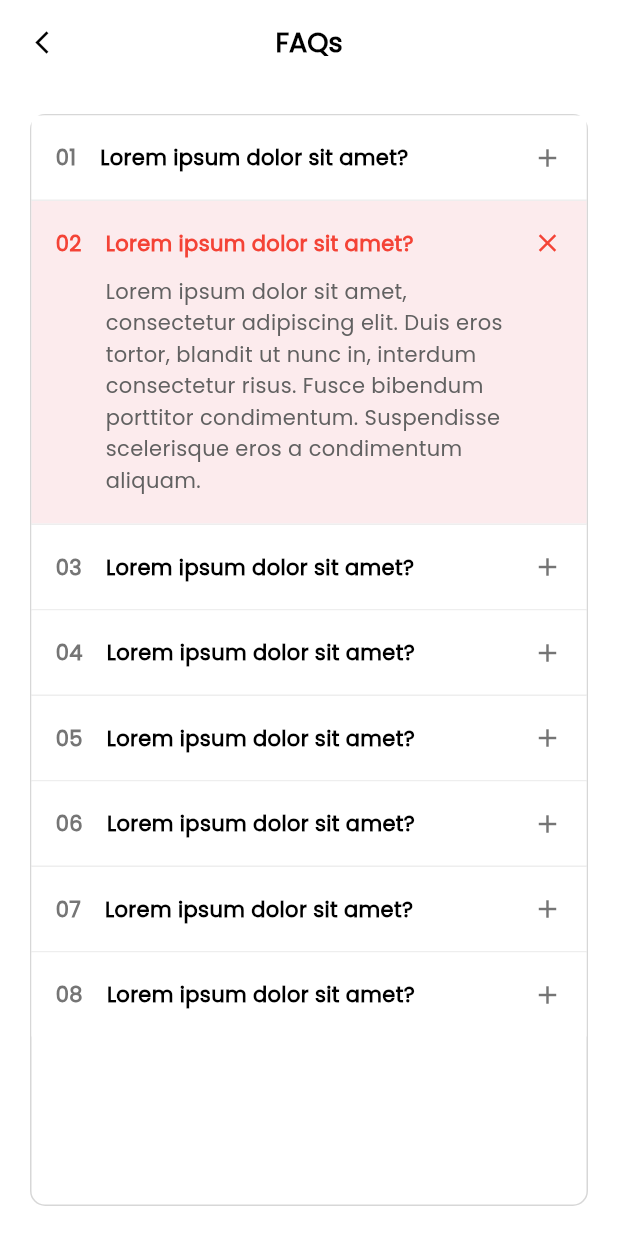
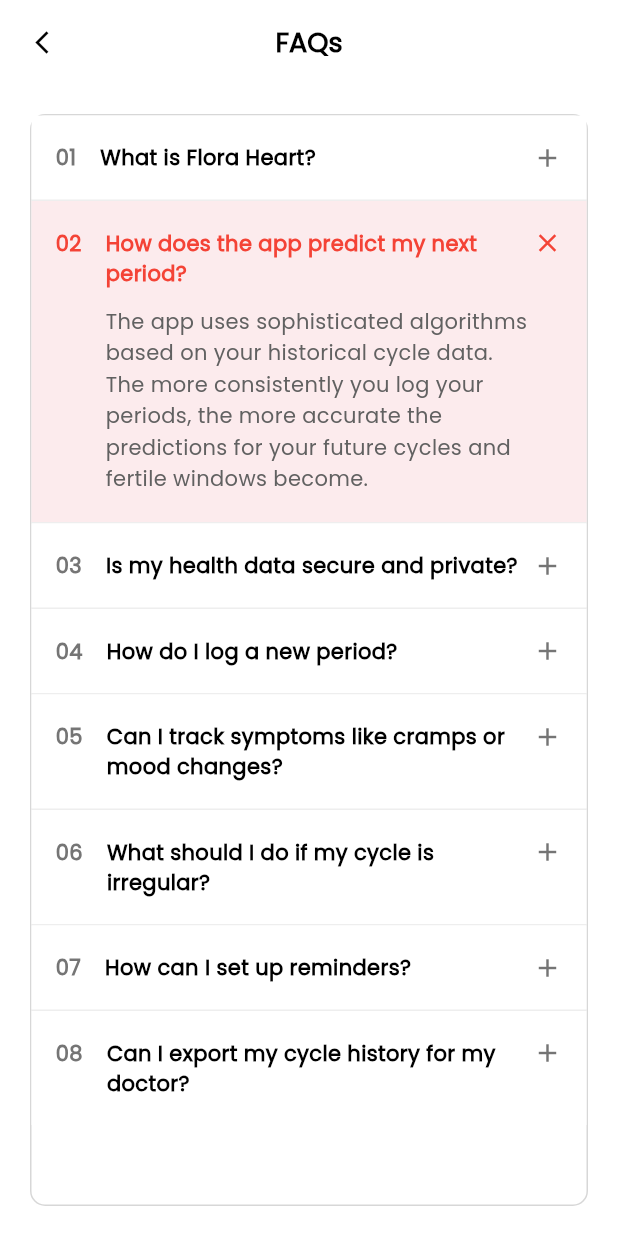
Before and after one commit to MuhammadHassan0184/Flora_Heart, a Flutter app: the FaqScreen screen opened by its route, on a phone screen of 412 x 824 dp. Run offline on Flutter 3.47's test engine with Material 3 defaults, Android fonts, the phone set to English and light mode, and no system bars; our stand-ins replace cloud_firestore, firebase_auth, firebase_core, flutter_local_notifications, flutter_svg, get and 7 more; accounts and stored records are empty.

Commit message:
add the FAQs contant ..

```diff
--- a/lib/View/profile/faq_screen.dart
+++ b/lib/View/profile/faq_screen.dart
@@ -16,44 +16,44 @@
 
   final List<Map<String, String>> faqList = [
     {
-      "question": "Lorem ipsum dolor sit amet?",
+      "question": "What is Flora Heart?",
       "answer":
-          "Lorem ipsum dolor sit amet, consectetur adipiscing elit. Duis eros tortor, blandit ut nunc in, interdum consectetur risus. Fusce bibendum porttitor condimentum. Suspendisse scelerisque eros a condimentum aliquam.",
+          "Flora Heart is your personal health companion designed to help you track your menstrual cycle, understand your body's patterns, and stay informed about your reproductive health with ease and privacy.",
     },
     {
-      "question": "Lorem ipsum dolor sit amet?",
+      "question": "How does the app predict my next period?",
       "answer":
-          "Lorem ipsum dolor sit amet, consectetur adipiscing elit. Duis eros tortor, blandit ut nunc in, interdum consectetur risus. Fusce bibendum porttitor condimentum. Suspendisse scelerisque eros a condimentum aliquam.",
+          "The app uses sophisticated algorithms based on your historical cycle data. The more consistently you log your periods, the more accurate the predictions for your future cycles and fertile windows become.",
     },
     {
-      "question": "Lorem ipsum dolor sit amet?",
+      "question": "Is my health data secure and private?",
       "answer":
-          "Lorem ipsum dolor sit amet, consectetur adipiscing elit. Duis eros tortor, blandit ut nunc in, interdum consectetur risus. Fusce bibendum porttitor condimentum. Suspendisse scelerisque eros a condimentum aliquam.",
+          "Yes, absolutely. We prioritize your privacy. Your data is encrypted and securely stored. We do not share your personal health information with third parties without your explicit consent.",
     },
     {
-      "question": "Lorem ipsum dolor sit amet?",
+      "question": "How do I log a new period?",
       "answer":
-          "Lorem ipsum dolor sit amet, consectetur adipiscing elit. Duis eros tortor, blandit ut nunc in, interdum consectetur risus. Fusce bibendum porttitor condimentum. Suspendisse scelerisque eros a condimentum aliquam.",
+          "To log a period, simply go to the Calendar or Today screen and tap on the dates you want to mark. You can also add details about your flow, symptoms, and moods for a more comprehensive record.",
     },
     {
-      "question": "Lorem ipsum dolor sit amet?",
+      "question": "Can I track symptoms like cramps or mood changes?",
       "answer":
-          "Lorem ipsum dolor sit amet, consectetur adipiscing elit. Duis eros tortor, blandit ut nunc in, interdum consectetur risus. Fusce bibendum porttitor condimentum. Suspendisse scelerisque eros a condimentum aliquam.",
+          "Yes! Flora Heart allows you to log a wide variety of symptoms, moods, and activities daily. This helps you identify patterns and better understand how your cycle affects your overall well-being.",
     },
     {
-      "question": "Lorem ipsum dolor sit amet?",
+      "question": "What should I do if my cycle is irregular?",
       "answer":
-          "Lorem ipsum dolor sit amet, consectetur adipiscing elit. Duis eros tortor, blandit ut nunc in, interdum consectetur risus. Fusce bibendum porttitor condimentum. Suspendisse scelerisque eros a condimentum aliquam.",
+          "If your cycle is irregular, continue logging your data as accurately as possible. Flora Heart will adapt its predictions based on the variations in your cycle, though predictions may be less certain for irregular cycles.",
     },
     {
-      "question": "Lorem ipsum dolor sit amet?",
+      "question": "How can I set up reminders?",
       "answer":
-          "Lorem ipsum dolor sit amet, consectetur adipiscing elit. Duis eros tortor, blandit ut nunc in, interdum consectetur risus. Fusce bibendum porttitor condimentum. Suspendisse scelerisque eros a condimentum aliquam.",
+          "You can customize your notifications in the Settings or Profile section. You can set reminders for upcoming periods, ovulation days, or even daily health tips to keep you on track.",
     },
     {
-      "question": "Lorem ipsum dolor sit amet?",
+      "question": "Can I export my cycle history for my doctor?",
       "answer":
-          "Lorem ipsum dolor sit amet, consectetur adipiscing elit. Duis eros tortor, blandit ut nunc in, interdum consectetur risus. Fusce bibendum porttitor condimentum. Suspendisse scelerisque eros a condimentum aliquam.",
+          "Yes, you can generate a report of your cycle history from the Profile or Trends section, which can be easily shared with your healthcare provider during consultations.",
     },
   ];
 
```
